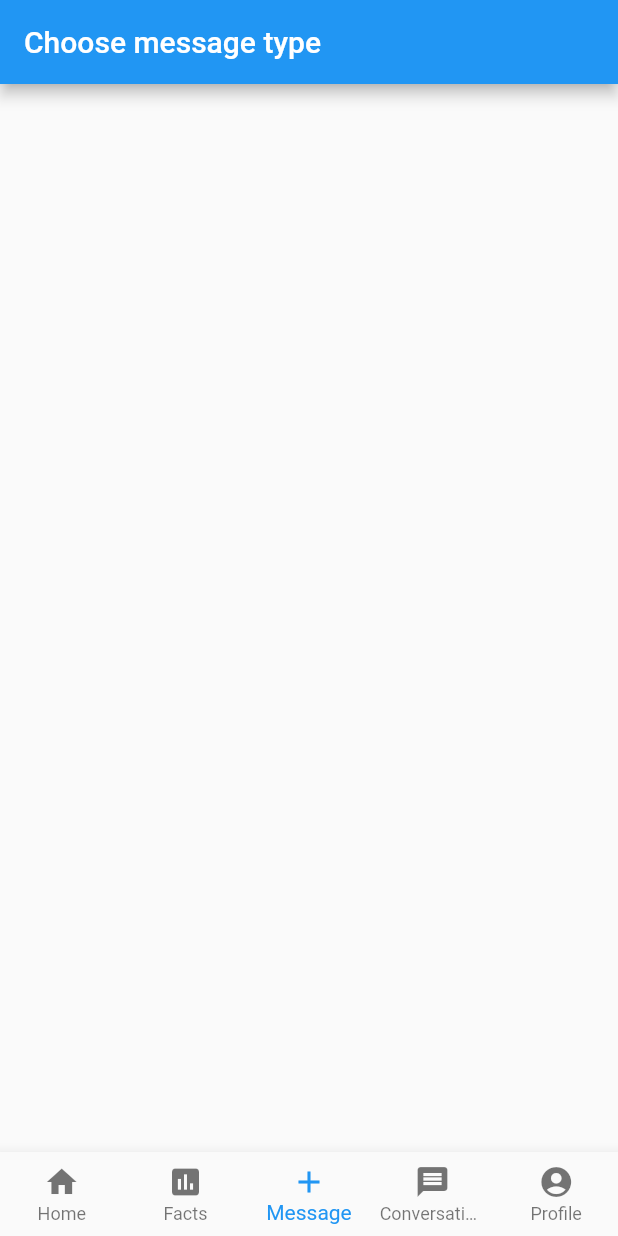
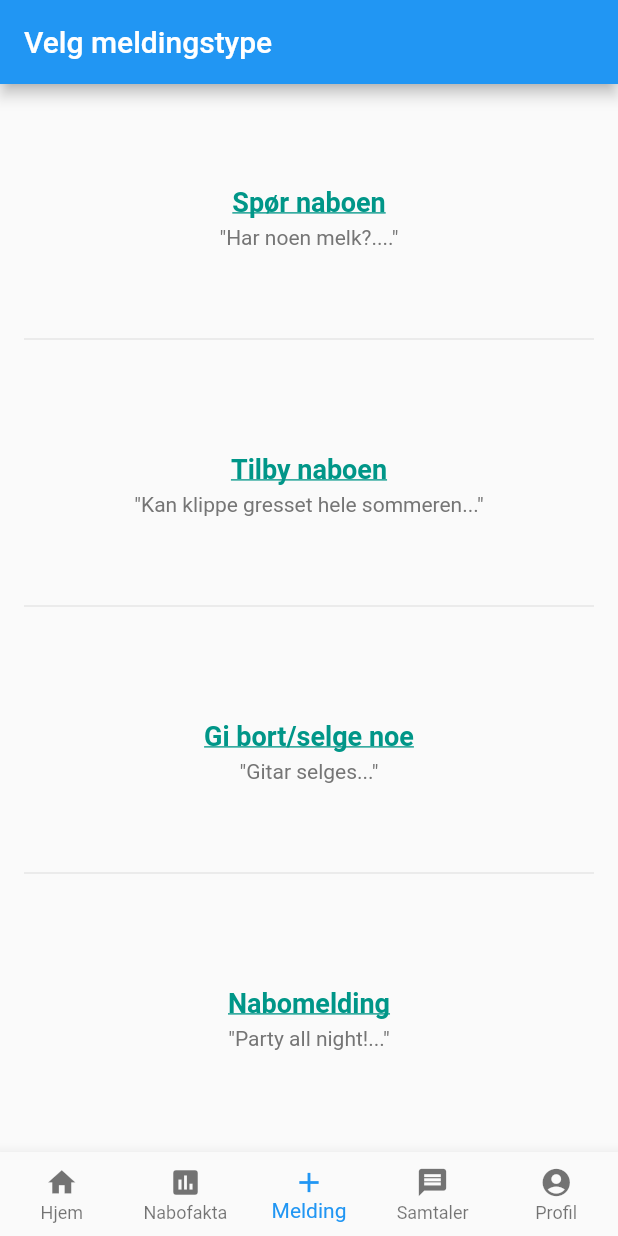
Before and after one commit to Mangern/NaboHjelp, a Flutter app: the screen it shows after launch, item 3 of the bottom bar chosen, on a phone screen of 412 x 824 dp. Run offline on Flutter 3.47's test engine with Material 2 defaults, Android fonts, the phone set to English and light mode, and no system bars.

Commit message:
Implemented "Choose message type"

```diff
--- a/lib/main.dart
+++ b/lib/main.dart
@@ -1,4 +1,5 @@
 import 'package:flutter/material.dart';
+import 'package:flutter/cupertino.dart';
 import 'package:nabo_hjelp/screens/conversations.dart';
 import 'package:nabo_hjelp/screens/facts.dart';
 import 'package:nabo_hjelp/screens/home.dart';
@@ -45,29 +46,28 @@ class MainPage extends StatefulWidget {
 class MainPageState extends State<MainPage> {
   int currentIndex = 0;
 
-  static Text navText(String text) => Text(text, style: TextStyle(color: Colors.black, fontSize: 12),);
+  static Text navText(String text) => Text(text, style: TextStyle(color: Colors.black, fontSize: 12,),);
 
-  // Use cont
   List<BottomNavigationBarItem> navigationItems = [
     BottomNavigationBarItem(
       icon: Icon(Icons.home),
-      title: navText("Home"),
+      title: Text("Hjem"),
     ),
     BottomNavigationBarItem(
         icon: Icon(Icons.poll),
-        title: navText("Facts")
+        title: Text("Nabofakta")
     ),
     BottomNavigationBarItem(
         icon: Icon(Icons.add),
-        title: navText("Message"),
+        title: Text("Melding"),
     ),
     BottomNavigationBarItem(
         icon: Icon(Icons.message),
-        title: navText("Conversations")
+        title: Text("Samtaler"),
     ),
     BottomNavigationBarItem(
         icon: Icon(Icons.account_circle),
-        title: navText("Profile")
+        title: Text("Profil")
     ),
   ];
 
@@ -92,6 +92,7 @@ class MainPageState extends State<MainPage> {
         },
         currentIndex: currentIndex,
         type: BottomNavigationBarType.fixed,
+        iconSize: 22.0,
       ),
     );
   }
--- a/lib/screens/conversations.dart
+++ b/lib/screens/conversations.dart
@@ -13,7 +13,7 @@ class ConversationsScreenState extends State<ConversationsScreen> {
   Widget build(BuildContext context) {
     return Scaffold(
       appBar: AppBar(
-        title: Text("Conversations"),
+        title: Text("Samtaler"),
       ),
     );
   }
--- a/lib/screens/facts.dart
+++ b/lib/screens/facts.dart
@@ -12,7 +12,7 @@ class FactsScreenState extends State<FactsScreen> {
   Widget build(BuildContext context) {
     return Scaffold(
       appBar: AppBar(
-        title: Text("Facts"),
+        title: Text("Nabofakta"),
       ),
       body: Container(
         color: Colors.teal,
--- a/lib/screens/home.dart
+++ b/lib/screens/home.dart
@@ -12,12 +12,15 @@ class HomeScreenState extends State<HomeScreen> {
   Widget build(BuildContext context) {
     return Scaffold(
       appBar: AppBar(
-        title: Text("Home"),
+        title: Text("Hjem"),
       ),
       body: Container(
-        color: Theme.of(context).accentColor,
+        color: Theme
+            .of(context)
+            .accentColor,
       ),
     );
   }
 
+
 }
--- a/lib/screens/message.dart
+++ b/lib/screens/message.dart
@@ -1,16 +1,84 @@
 import 'package:flutter/material.dart';
 
 class MessageScreen extends StatelessWidget {
+  final List<Widget> _navigationItems = [
+    NavigationItem(0, "Spør naboen", "Har noen melk?...."),
+    NavigationItem(1, "Tilby naboen", "Kan klippe gresset hele sommeren..."),
+    NavigationItem(2, "Gi bort/selge noe", "Gitar selges..."),
+    NavigationItem(3, "Nabomelding", "Party all night!..."),
+  ];
+
   @override
   Widget build(BuildContext context) {
     return Scaffold(
       appBar: AppBar(
-        title: Text("Choose message type"),
+        title: Text("Velg meldingstype"),
       ),
-      body: Container(
+      body: LayoutBuilder(
+        builder: (context, constraint) {
+      return new GridView.builder(
+        itemCount: 4,
+        gridDelegate: SliverGridDelegateWithFixedCrossAxisCount(
+          crossAxisCount: 1,
+          childAspectRatio: constraint.maxWidth * 4 / constraint.maxHeight,
+        ),
+        itemBuilder: (context, i) {
+          return InkWell(
+            onTap: () {
 
+            },
+
+            child: GridTile(
+              child: _navigationItems[i],
+              footer: i < _navigationItems.length -1 ?
+                Padding(
+                  padding: const EdgeInsets.only(left: 16.0, right: 16.0),
+                  child: Divider(),
+                ) :
+                SizedBox(height: 0.0,),
+            ),
+          );
+        },
+      );
+    },
+    )
+    );
+  }
+}
+
+class NavigationItem extends StatelessWidget {
+  final int id;
+  final String title, description;
+
+  NavigationItem(this.id, this.title, this.description);
+
+  @override
+  Widget build(BuildContext context) {
+    return Container(
+      child: Center(
+        child: Column(
+          crossAxisAlignment: CrossAxisAlignment.center,
+          mainAxisAlignment: MainAxisAlignment.center,
+          children: <Widget>[
+            Text(
+              title,
+              style: TextStyle(
+                color: Colors.teal,
+                fontSize: 18.0,
+                fontWeight: FontWeight.bold,
+                decoration: TextDecoration.underline,
+              ),
+            ),
+            SizedBox(height: 5.0,),
+            Text(
+              "\"$description\"",
+              style: TextStyle(
+                color: Colors.grey.shade600
+              ),
+            )
+          ],
+        ),
       ),
     );
   }
-
 }
--- a/lib/screens/profile.dart
+++ b/lib/screens/profile.dart
@@ -12,7 +12,7 @@ class ProfileScreenState extends State<ProfileScreen> {
   Widget build(BuildContext context) {
     return Scaffold(
       appBar: AppBar(
-        title: Text("Profile"),
+        title: Text("Profil"),
       ),
       body: Container(
         color: Colors.green,
```
